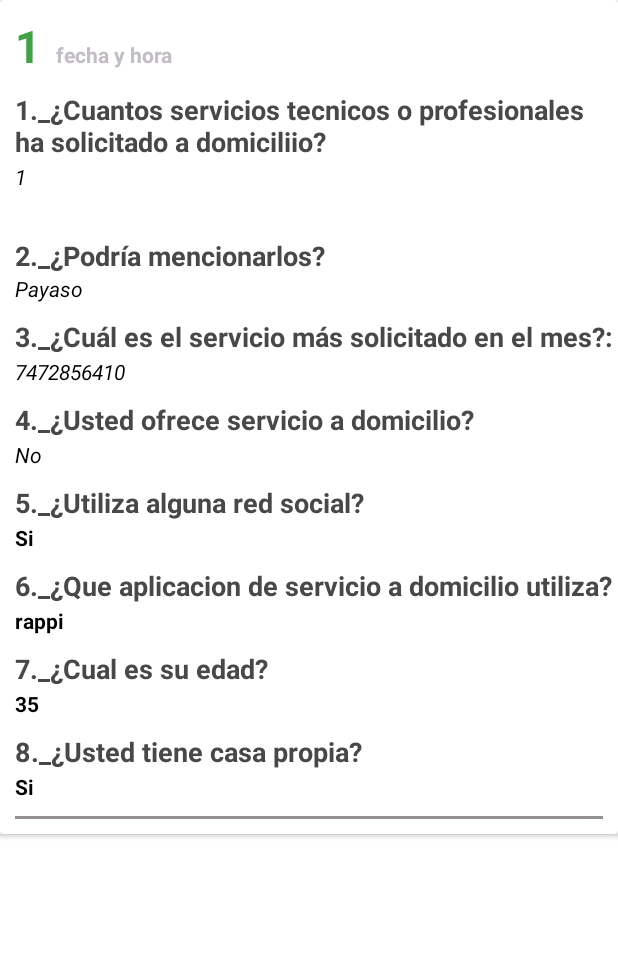
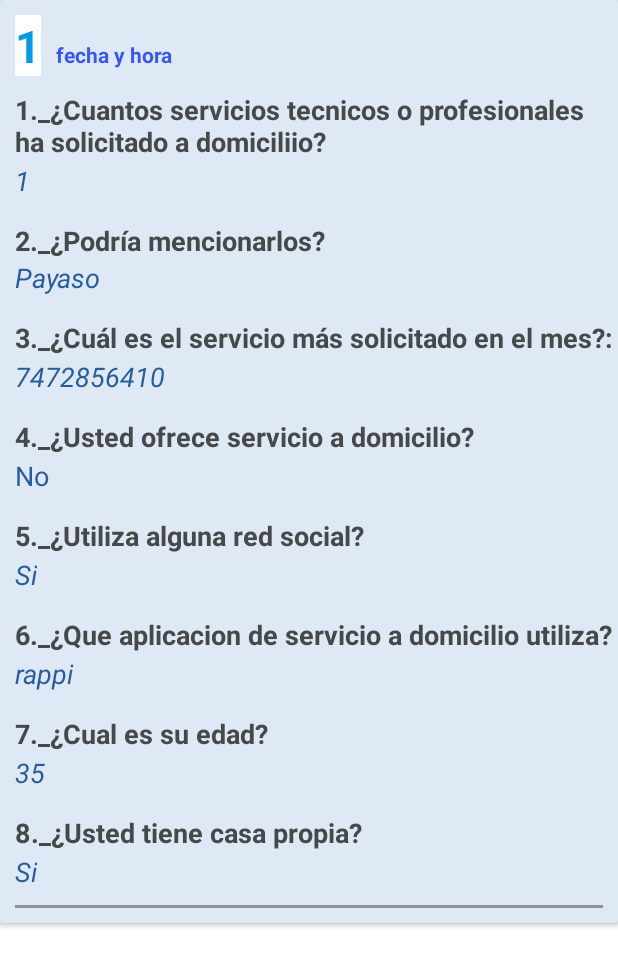
Before and after one commit to Abdiel-RB/Administradordereportes, an Android app: the layout card_view_encuesta_personas.xml on its own in the app's theme, with its tools: preview values and no code run, on a phone screen of 412 x 824 dp. Shown: the top 966 px of the screen. Run offline under Robolectric (Android 15) with nearby library versions, the phone set to English and light mode, and no system bars.

Commit message:
Acrualizacion 5 de agosto de 2023

```diff
--- a/app/build.gradle
+++ b/app/build.gradle
@@ -2,6 +2,7 @@ plugins {
     id 'com.android.application'
     id 'org.jetbrains.kotlin.android'
     id 'com.google.gms.google-services'
+    id 'com.google.android.libraries.mapsplatform.secrets-gradle-plugin'
 }
 
 android {
@@ -48,6 +49,7 @@ dependencies {
     implementation 'androidx.navigation:navigation-ui-ktx:2.6.0'
     implementation 'com.google.firebase:firebase-auth-ktx:22.1.0'
     implementation 'com.google.firebase:firebase-database-ktx:20.2.2'
+    implementation 'com.google.android.gms:play-services-maps:18.1.0'
     testImplementation 'junit:junit:4.13.2'
     androidTestImplementation 'androidx.test.ext:junit:1.1.5'
     androidTestImplementation 'androidx.test.espresso:espresso-core:3.5.1'
--- a/app/src/main/res/layout/card_view_encuesta_personas.xml
+++ b/app/src/main/res/layout/card_view_encuesta_personas.xml
@@ -12,7 +12,7 @@
         android:id="@+id/layout_usuario_card"
         android:layout_width="match_parent"
         android:layout_height="match_parent"
-        android:background="@color/white"
+        android:background="#DFE9F5"
         android:orientation="vertical">
 
 
@@ -29,10 +29,10 @@
                 android:layout_height="wrap_content"
                 android:layout_marginLeft="10dp"
                 android:layout_marginTop="10dp"
-                android:background="@color/white"
                 android:text="1"
                 android:textSize="30dp"
-                android:textColor="#43A047"
+                android:background="@color/white"
+                android:textColor="#039BE5"
                 android:textStyle="bold" />
 
 
@@ -44,7 +44,7 @@
                 android:layout_marginLeft="10dp"
                 android:layout_marginTop="10dp"
                 android:text="fecha y hora"
-                android:textColor="#C3BDC5"
+                android:textColor="#E12144F6"
                 android:textStyle="bold" />
 
 
@@ -65,12 +65,13 @@
             <TextView
                 android:id="@+id/textViewPregunta1"
                 android:layout_width="wrap_content"
-                android:layout_height="40dp"
+                android:layout_height="wrap_content"
 
                 android:layout_marginLeft="10dp"
                 android:layout_marginTop="1dp"
+                android:textSize="18dp"
                 android:text="1"
-                android:textColor="#000000"
+                android:textColor="#FD255B9C"
                 android:backgroundTint="#BDB6BF"
                 android:textStyle="italic" />
 
@@ -86,12 +87,11 @@
                 android:layout_width="wrap_content"
                 android:layout_height="wrap_content"
                 android:layout_marginLeft="10dp"
-                android:layout_marginTop="10dp"
+                android:layout_marginTop="15dp"
                 android:textSize="18dp"
                 android:text="2._¿Podría mencionarlos?"
                 android:textColor="#464849"
                 android:textStyle="bold" />
-
 
 
             <TextView
@@ -99,9 +99,9 @@
                 android:layout_width="match_parent"
                 android:layout_height="wrap_content"
                 android:layout_marginLeft="10dp"
-
+                android:textSize="18dp"
                 android:text="Payaso"
-                android:textColor="#000000"
+                android:textColor="#FD255B9C"
                 android:textStyle="italic" />
 
 
@@ -142,7 +142,7 @@
                         android:layout_width="wrap_content"
                         android:layout_height="wrap_content"
                         android:layout_marginLeft="10dp"
-                        android:layout_marginTop="10dp"
+                        android:layout_marginTop="15dp"
                         android:text="3._¿Cuál es el servicio más solicitado en el mes?:"
                         android:textColor="#464849"
                         android:textSize="18dp"
@@ -154,8 +154,9 @@
                         android:layout_height="wrap_content"
                         android:layout_marginLeft="10dp"
                         android:layout_marginTop="1dp"
+                        android:textSize="18dp"
                         android:text="7472856410"
-                        android:textColor="#000000"
+                        android:textColor="#FD255B9C"
                         android:textStyle="italic" />
                 </LinearLayout>
 
@@ -168,7 +169,7 @@
                         android:layout_width="wrap_content"
                         android:layout_height="wrap_content"
                         android:layout_marginLeft="10dp"
-                        android:layout_marginTop="10dp"
+                        android:layout_marginTop="15dp"
                         android:textSize="18dp"
                         android:text="4._¿Usted ofrece servicio a domicilio?"
                         android:textColor="#464849"
@@ -180,8 +181,36 @@
                         android:layout_height="wrap_content"
                         android:layout_marginLeft="10dp"
                         android:layout_marginTop="1dp"
+                        android:textSize="18dp"
                         android:text="No"
-                        android:textColor="#000000"
+                        android:textColor="#FD255B9C"
+                        android:textStyle="" />
+                </LinearLayout>
+
+                <LinearLayout
+                    android:layout_width="match_parent"
+                    android:layout_height="wrap_content"
+                    android:orientation="vertical">
+
+                    <TextView
+                        android:layout_width="wrap_content"
+                        android:layout_height="wrap_content"
+                        android:layout_marginLeft="10dp"
+                        android:layout_marginTop="15dp"
+                        android:textSize="18dp"
+                        android:text="5._¿Utiliza alguna red social?"
+                        android:textColor="#464849"
+                        android:textStyle="bold" />
+
+                    <TextView
+                        android:id="@+id/textViewPregunta5"
+                        android:layout_width="wrap_content"
+                        android:layout_height="wrap_content"
+                        android:layout_marginLeft="10dp"
+                        android:layout_marginTop="1dp"
+                        android:textSize="18dp"
+                        android:text="Si"
+                        android:textColor="#FD255B9C"
                         android:textStyle="italic" />
                 </LinearLayout>
 
@@ -194,21 +223,22 @@
                         android:layout_width="wrap_content"
                         android:layout_height="wrap_content"
                         android:layout_marginLeft="10dp"
-                        android:layout_marginTop="10dp"
+                        android:layout_marginTop="15dp"
                         android:textSize="18dp"
-                        android:text="5._¿Utiliza alguna red social?"
+                        android:text="6._¿Que aplicacion de servicio a domicilio utiliza?"
                         android:textColor="#464849"
                         android:textStyle="bold" />
 
                     <TextView
-                        android:id="@+id/textViewPregunta5"
+                        android:id="@+id/textViewPregunta6"
                         android:layout_width="wrap_content"
                         android:layout_height="wrap_content"
                         android:layout_marginLeft="10dp"
                         android:layout_marginTop="1dp"
-                        android:text="Si"
-                        android:textColor="#000000"
-                        android:textStyle="bold" />
+                        android:textSize="18dp"
+                        android:text="rappi"
+                        android:textColor="#FD255B9C"
+                        android:textStyle="italic" />
                 </LinearLayout>
 
                 <LinearLayout
@@ -220,21 +250,22 @@
                         android:layout_width="wrap_content"
                         android:layout_height="wrap_content"
                         android:layout_marginLeft="10dp"
-                        android:layout_marginTop="10dp"
+                        android:layout_marginTop="15dp"
                         android:textSize="18dp"
-                        android:text="6._¿Que aplicacion de servicio a domicilio utiliza?"
+                        android:text="7._¿Cual es su edad?"
                         android:textColor="#464849"
                         android:textStyle="bold" />
 
                     <TextView
-                        android:id="@+id/textViewPregunta6"
+                        android:id="@+id/textViewPregunta7"
                         android:layout_width="wrap_content"
                         android:layout_height="wrap_content"
                         android:layout_marginLeft="10dp"
                         android:layout_marginTop="1dp"
-                        android:text="rappi"
-                        android:textColor="#000000"
-                        android:textStyle="bold" />
+                        android:textSize="18dp"
+                        android:text="35"
+                        android:textColor="#FD255B9C"
+                        android:textStyle="italic" />
                 </LinearLayout>
 
                 <LinearLayout
@@ -246,33 +277,7 @@
                         android:layout_width="wrap_content"
                         android:layout_height="wrap_content"
                         android:layout_marginLeft="10dp"
-                        android:layout_marginTop="10dp"
-                        android:textSize="18dp"
-                        android:text="7._¿Cual es su edad?"
-                        android:textColor="#464849"
-                        android:textStyle="bold" />
-
-                    <TextView
-                        android:id="@+id/textViewPregunta7"
-                        android:layout_width="wrap_content"
-                        android:layout_height="wrap_content"
-                        android:layout_marginLeft="10dp"
-                        android:layout_marginTop="1dp"
-                        android:text="35"
-                        android:textColor="#000000"
-                        android:textStyle="bold" />
-                </LinearLayout>
-
-                <LinearLayout
-                    android:layout_width="match_parent"
-                    android:layout_height="wrap_content"
-                    android:orientation="vertical">
-
-                    <TextView
-                        android:layout_width="wrap_content"
-                        android:layout_height="wrap_content"
-                        android:layout_marginLeft="10dp"
-                        android:layout_marginTop="10dp"
+                        android:layout_marginTop="15dp"
                         android:textSize="18dp"
                         android:text="8._¿Usted tiene casa propia?"
                         android:textColor="#464849"
@@ -284,9 +289,10 @@
                         android:layout_height="wrap_content"
                         android:layout_marginLeft="10dp"
                         android:layout_marginTop="1dp"
+                        android:textSize="18dp"
                         android:text="Si"
-                        android:textColor="#000000"
-                        android:textStyle="bold" />
+                        android:textColor="#FD255B9C"
+                        android:textStyle="italic" />
                 </LinearLayout>
 
 
--- a/app/src/main/res/layout/card_view_reporte_tecnicos.xml
+++ b/app/src/main/res/layout/card_view_reporte_tecnicos.xml
@@ -29,7 +29,7 @@
                 android:layout_height="wrap_content"
                 android:layout_marginLeft="10dp"
                 android:layout_marginTop="10dp"
-                android:background="@color/white"
+                android:background="#1B3024"
                 android:text="1"
                 android:textSize="30dp"
                 android:textColor="#43A047"
--- a/app/src/main/res/values/colors.xml
+++ b/app/src/main/res/values/colors.xml
@@ -1,8 +1,7 @@
 <?xml version="1.0" encoding="utf-8"?>
 <resources>
-
     <!-- menu OSCURO-->
-    <color name="purple_200">#D178F1</color>
+    <color name="purple_200">#3949AB</color>
     <!-- menu CLARO-->
     <color name="purple_500">#5AA9E6</color>
 
--- a/build.gradle
+++ b/build.gradle
@@ -7,4 +7,5 @@ plugins {
     id 'com.android.application' version '8.0.2' apply false
     id 'com.android.library' version '8.0.2' apply false
     id 'org.jetbrains.kotlin.android' version '1.8.20' apply false
+    id 'com.google.android.libraries.mapsplatform.secrets-gradle-plugin' version '2.0.1' apply false
 }
```
Also changed, not shown: app/src/main/AndroidManifest.xml (+26 -2 lines), app/src/main/java/com/abdiel/administradordereportes/MainActivityReportesEstudiantes.kt (+9 -0 lines), app/src/main/java/com/abdiel/administradordereportes/MapsActivityRecorrido.kt (added, +47 -0 lines), app/src/main/java/com/abdiel/administradordereportes/ui/home/HomeFragment.kt (+57 -3 lines), app/src/main/res/layout/activity_main_reportes_estudiantes.xml (+17 -0 lines), app/src/main/res/layout/activity_maps_recorrido.xml (added, +9 -0 lines), app/src/main/res/layout/opciones_pop_up.xml (added, +72 -0 lines), app/src/main/res/values/strings.xml (+6 -1 lines).
